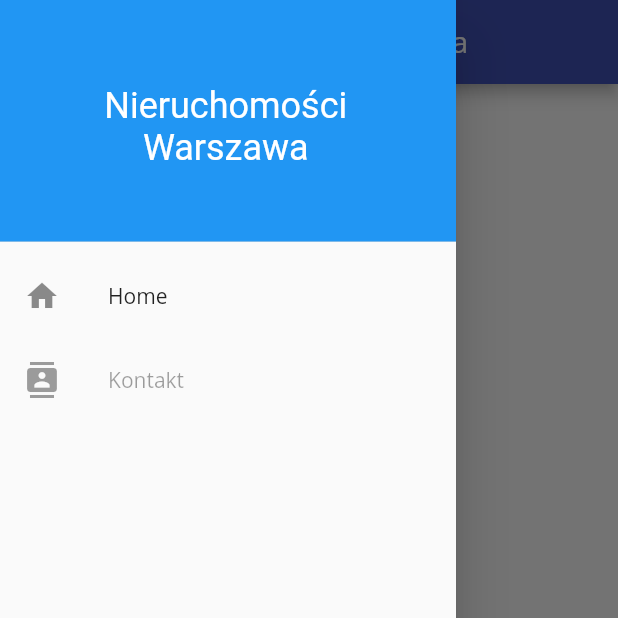
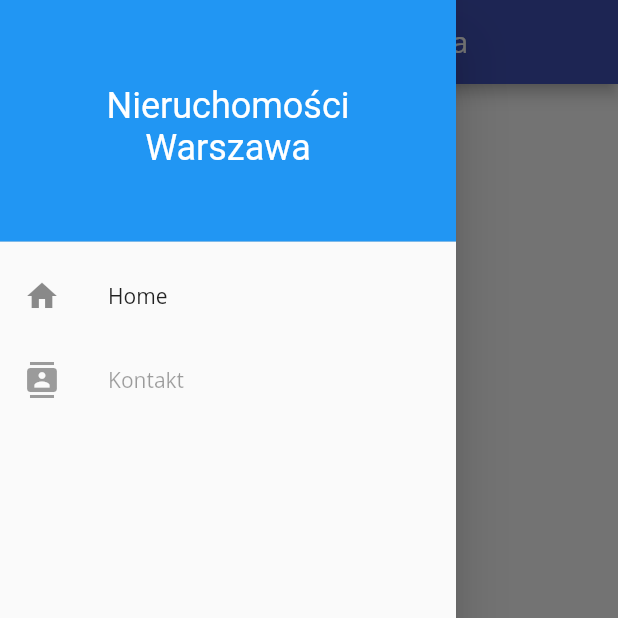
Before and after one commit to Peters8090/nieruchomosci-waw.com-old-flutter, a Flutter app: the ContactPage screen opened by its route, with the side drawer open, on a phone screen of 412 x 824 dp, the top half of it. Run offline on Flutter 3.47's test engine with Material 2 defaults, Android fonts, the phone set to English and light mode, and no system bars; network calls fail.

Commit message:
Change all SelectableText's to normal Text's

```diff
--- a/lib/pages/home_page.dart
+++ b/lib/pages/home_page.dart
@@ -47,11 +47,11 @@ class HomePage extends StatelessWidget {
             child: ResponsiveTextTheme(
               builder: (ctx) => Column(
                 children: <Widget>[
-                  SelectableText(
+                  Text(
                     'Twoje wymarzone nieruchomości',
                     style: Theme.of(ctx).accentTextTheme.headline1,
                   ),
-                  SelectableText(
+                  Text(
                     'w jednym miejscu',
                     style: Theme.of(ctx)
                         .textTheme
--- a/lib/widgets/logo.dart
+++ b/lib/widgets/logo.dart
@@ -7,7 +7,7 @@ class Logo extends StatelessWidget {
 
   @override
   Widget build(BuildContext context) {
-    return SelectableText(
+    return Text(
       'Nieruchomości Warszawa',
       textAlign: TextAlign.center,
       style: style,
```
